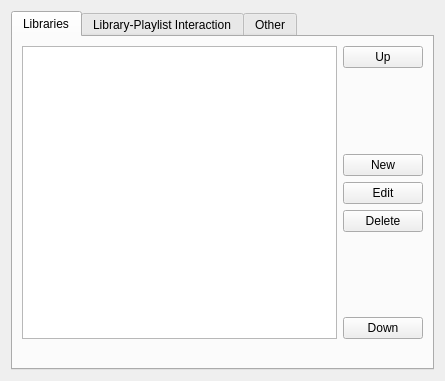
Before: the Qt Designer form src/Gui/Preferences/Library/GUI_LibraryPreferences.ui in Inferno214221/sayonara-player, drawn with Qt 5.
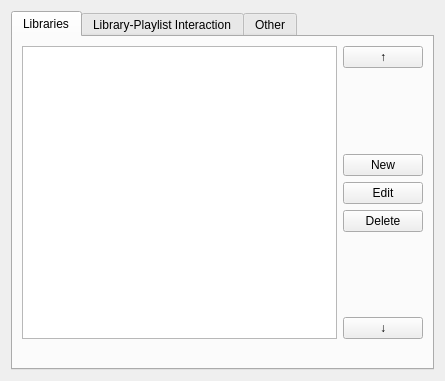
After: the same form once the commit is applied. The open tabs and pages were chosen to show the change.

The edit to the form file:
```diff
--- a/src/Gui/Preferences/Library/GUI_LibraryPreferences.ui
+++ b/src/Gui/Preferences/Library/GUI_LibraryPreferences.ui
@@ -32,7 +32,7 @@
          <item>
           <widget class="QPushButton" name="btnUp">
            <property name="text">
-            <string notr="true">Up</string>
+            <string notr="true">↑</string>
            </property>
           </widget>
          </item>
@@ -86,7 +86,7 @@
          <item>
           <widget class="QPushButton" name="btnDown">
            <property name="text">
-            <string notr="true">Down</string>
+            <string notr="true">↓</string>
            </property>
           </widget>
          </item>
```
Left out of the diff: 2 changed lines with no effect on the pictures.
